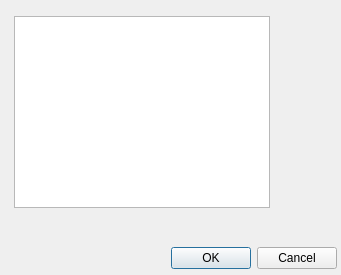
The window that anreader_sources/common/string_list.ui (anpp/anreader) describes before a commit, drawn with Qt 5.
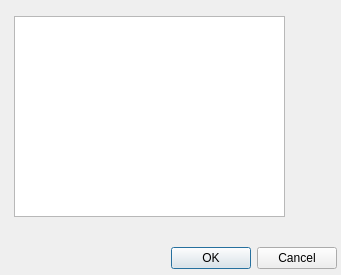
The same window after the commit.

Diff of the .ui file:
```diff
--- a/anreader_sources/common/string_list.ui
+++ b/anreader_sources/common/string_list.ui
@@ -47,8 +47,8 @@
          <rect>
           <x>10</x>
           <y>10</y>
-          <width>256</width>
-          <height>192</height>
+          <width>271</width>
+          <height>201</height>
          </rect>
         </property>
        </widget>
```
